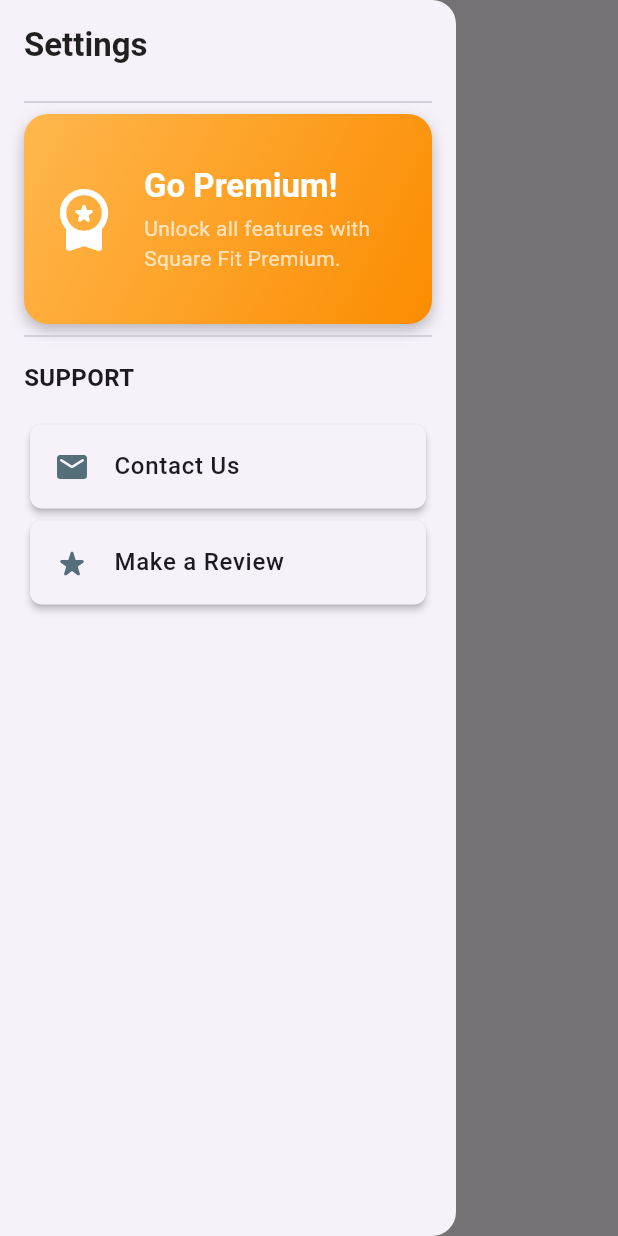
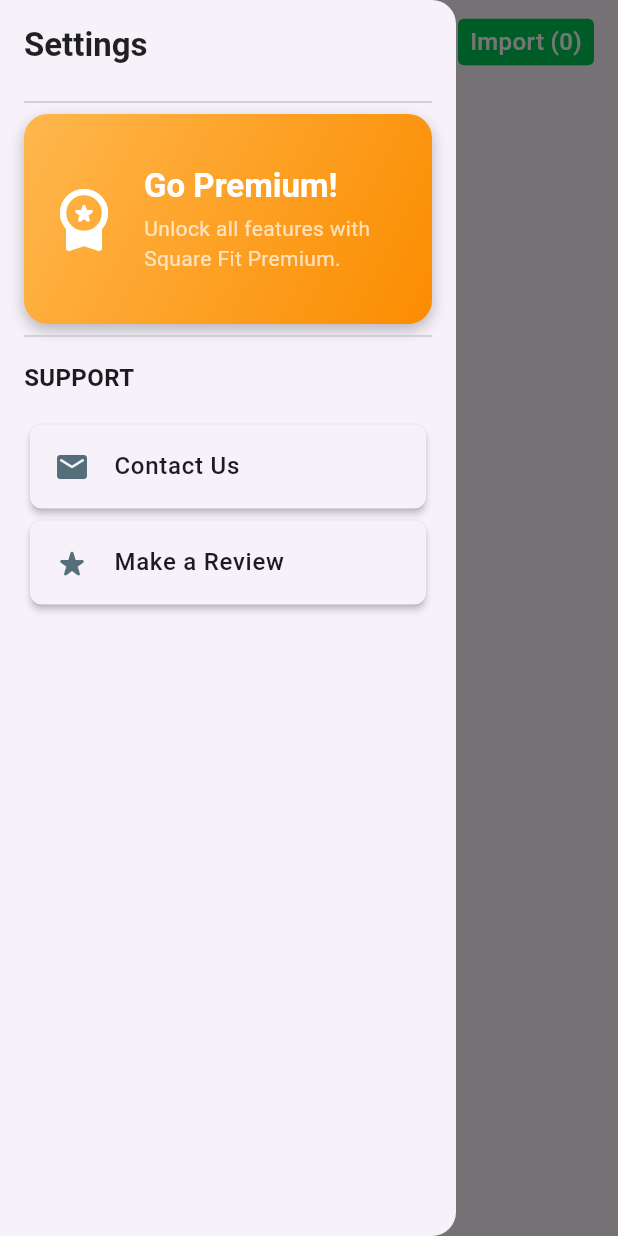
Before and after one commit to chamishkadilina/squarefit, a Flutter app: the screen it shows after launch, with the side drawer open, on a phone screen of 412 x 824 dp. Run offline on Flutter 3.47's test engine with Material 3 defaults, Android fonts, the phone set to English and light mode, and no system bars; our stand-ins replace permission_handler, transparent_image; missing offline and left inert: photo_manager, photo_manager_image_provider.

Commit message:
picker screen ui completed

```diff
--- /dev/null
+++ b/lib/ui/components/import_button.dart
@@ -0,0 +1,59 @@
+import 'package:flutter/material.dart';
+import 'package:squarefit/models/media.dart';
+import 'package:squarefit/ui/screens/editor_screen.dart';
+
+class ImportButton extends StatelessWidget {
+  const ImportButton({
+    super.key,
+    required List<Media> selectedMedias,
+  }) : _selectedMedias = selectedMedias;
+
+  final List<Media> _selectedMedias;
+
+  @override
+  Widget build(BuildContext context) {
+    return GestureDetector(
+      onTap: () {
+        // Only navigate if at least one media is selected
+        if (_selectedMedias.isNotEmpty) {
+          Navigator.push(
+            context,
+            MaterialPageRoute(
+              builder: (context) =>
+                  EditorScreen(selectedMedias: _selectedMedias),
+            ),
+          );
+        } else {
+          // Show a message or dialog if no media is selected
+          ScaffoldMessenger.of(context).showSnackBar(
+            const SnackBar(
+              content: Text('Please select at least one image to proceed.'),
+            ),
+          );
+        }
+      },
+      child: Padding(
+        padding: const EdgeInsets.only(right: 16.0),
+        child: Container(
+          decoration: BoxDecoration(
+            color: Colors.greenAccent.shade700,
+            borderRadius: BorderRadius.circular(4),
+          ),
+          child: Padding(
+            padding: const EdgeInsets.symmetric(
+              horizontal: 8.0,
+              vertical: 4,
+            ),
+            child: Text(
+              'Import (${_selectedMedias.length.toString()})',
+              style: TextStyle(
+                  color: Colors.white,
+                  fontWeight: FontWeight.w500,
+                  fontSize: 16),
+            ),
+          ),
+        ),
+      ),
+    );
+  }
+}
--- a/lib/ui/screens/picker_screen.dart
+++ b/lib/ui/screens/picker_screen.dart
@@ -3,9 +3,9 @@
 import 'package:squarefit/models/media.dart';
 import 'package:squarefit/services/fetch_albums.dart';
 import 'package:squarefit/services/fetch_medias.dart';
+import 'package:squarefit/ui/components/import_button.dart';
 import 'package:squarefit/ui/components/medias_grid_view.dart';
 import 'package:squarefit/ui/screens/setting_drawer.dart';
-import 'package:squarefit/ui/screens/editor_screen.dart';
 
 class PickerScreen extends StatefulWidget {
   final List<Media> selectedMedias;
@@ -94,6 +94,7 @@
     return Scaffold(
       drawer: SettingDrawer(),
       appBar: AppBar(
+        // dropdown button
         title: DropdownButton<AssetPathEntity>(
           borderRadius: BorderRadius.circular(16.0),
           value: _currentAlbum,
@@ -116,27 +117,18 @@
             _scrollController.jumpTo(0.0);
           },
         ),
+        // import button
+        actions: [ImportButton(selectedMedias: _selectedMedias)],
       ),
-      body: MediasGridView(
-        medias: _medias,
-        selectedMedias: _selectedMedias,
-        selectMedia: _selectMedia,
-        scrollController: _scrollController,
+      body: Padding(
+        padding: const EdgeInsets.only(top: 8.0),
+        child: MediasGridView(
+          medias: _medias,
+          selectedMedias: _selectedMedias,
+          selectMedia: _selectMedia,
+          scrollController: _scrollController,
+        ),
       ),
-      floatingActionButton: _selectedMedias.isEmpty
-          ? null
-          : FloatingActionButton(
-              onPressed: () {
-                Navigator.push(
-                  context,
-                  MaterialPageRoute(
-                    builder: (context) =>
-                        EditorScreen(selectedMedias: _selectedMedias),
-                  ),
-                );
-              },
-              child: const Icon(Icons.check_rounded),
-            ),
     );
   }
 }
```
Also changed, not shown: lib/ui/components/media_item.dart (+17 -7 lines).
